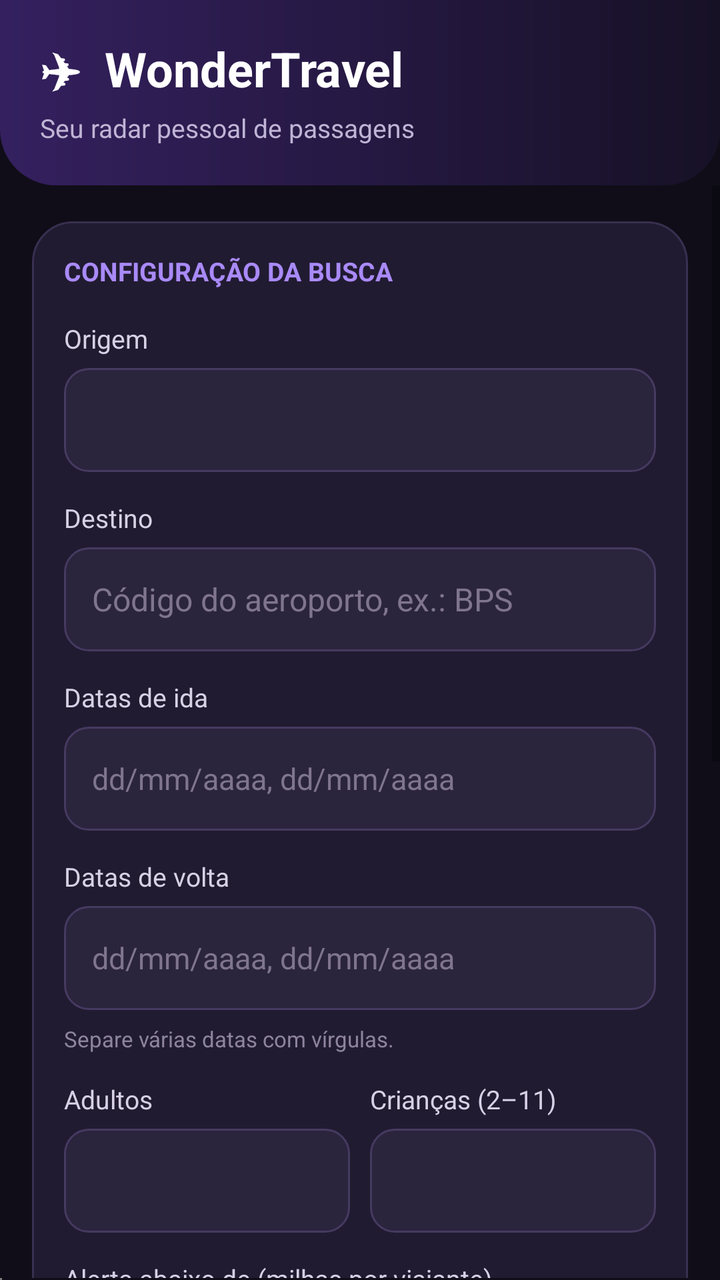
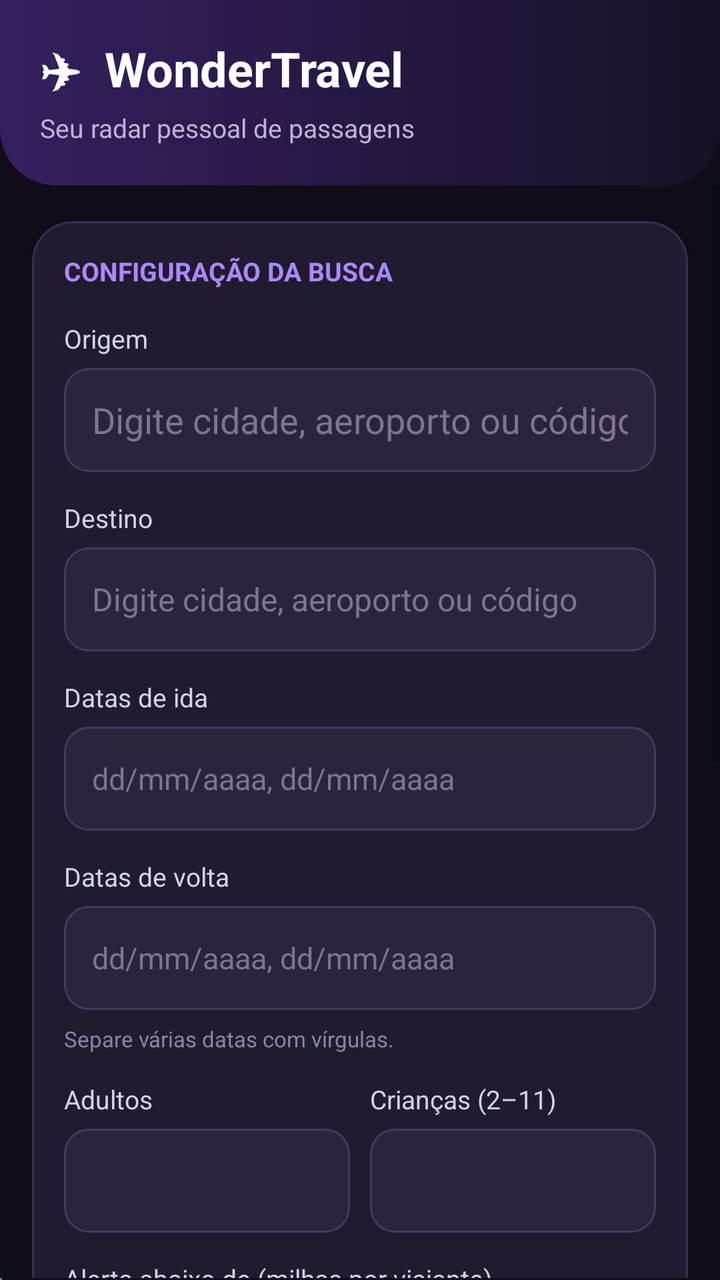

Compare the two renders of this Android layout. The source of the first and the diff that turns it into the second are given below.
<!-- AndroidManifest.xml: application theme android:Theme.Material.Light.NoActionBar -->
<!-- res/layout/activity_main.xml -->
<?xml version="1.0" encoding="utf-8"?>
<LinearLayout xmlns:android="http://schemas.android.com/apk/res/android"
    android:layout_width="match_parent"
    android:layout_height="match_parent"
    android:orientation="vertical"
    android:background="#100D18">

    <LinearLayout
        android:layout_width="match_parent"
        android:layout_height="wrap_content"
        android:background="@drawable/bg_header"
        android:orientation="vertical">

        <TextView
            android:layout_width="match_parent"
            android:layout_height="wrap_content"
            android:text="✈  WonderTravel"
            android:textColor="#FFFFFF"
            android:textSize="24sp"
            android:textStyle="bold" />

        <TextView
            android:layout_width="match_parent"
            android:layout_height="wrap_content"
            android:layout_marginTop="4dp"
            android:text="Seu radar pessoal de passagens"
            android:textColor="#BFB4D5"
            android:textSize="13sp" />
    </LinearLayout>

    <ScrollView
        android:layout_width="match_parent"
        android:layout_height="0dp"
        android:layout_weight="1"
        android:clipToPadding="false"
        android:fillViewport="true">

        <LinearLayout
            android:layout_width="match_parent"
            android:layout_height="wrap_content"
            android:orientation="vertical"
            android:paddingHorizontal="16dp"
            android:paddingTop="18dp"
            android:paddingBottom="28dp">

            <LinearLayout
                android:layout_width="match_parent"
                android:layout_height="wrap_content"
                android:background="@drawable/bg_card"
                android:orientation="vertical">

                <TextView
                    android:layout_width="match_parent"
                    android:layout_height="wrap_content"
                    android:text="CONFIGURAÇÃO DA BUSCA"
                    android:textColor="#A98AF8"
                    android:textSize="13sp"
                    android:textStyle="bold" />

                <TextView
                    android:layout_width="wrap_content"
                    android:layout_height="wrap_content"
                    android:layout_marginTop="16dp"
                    android:text="Origem"
                    android:textColor="#D8D1E5"
                    android:textSize="13sp" />

                <Spinner
                    android:id="@+id/originMode"
                    android:layout_width="match_parent"
                    android:layout_height="52dp"
                    android:layout_marginTop="6dp"
                    android:background="@drawable/bg_input"
                    android:paddingHorizontal="12dp" />

                <TextView
                    android:layout_width="wrap_content"
                    android:layout_height="wrap_content"
                    android:layout_marginTop="14dp"
                    android:text="Destino"
                    android:textColor="#D8D1E5"
                    android:textSize="13sp" />

                <EditText
                    android:id="@+id/destination"
                    android:layout_width="match_parent"
                    android:layout_height="52dp"
                    android:layout_marginTop="6dp"
                    android:background="@drawable/bg_input"
                    android:hint="Código do aeroporto, ex.: BPS"
                    android:inputType="textCapCharacters"
                    android:maxLength="3"
                    android:paddingHorizontal="14dp"
                    android:textColor="#FFFFFF"
                    android:textColorHint="#80758F"
                    android:textSize="16sp" />

                <TextView
                    android:layout_width="wrap_content"
                    android:layout_height="wrap_content"
                    android:layout_marginTop="14dp"
                    android:text="Datas de ida"
                    android:textColor="#D8D1E5"
                    android:textSize="13sp" />

                <EditText
                    android:id="@+id/outboundDates"
                    android:layout_width="match_parent"
                    android:layout_height="52dp"
                    android:layout_marginTop="6dp"
                    android:background="@drawable/bg_input"
                    android:hint="dd/mm/aaaa, dd/mm/aaaa"
                    android:inputType="text"
                    android:paddingHorizontal="14dp"
                    android:textColor="#FFFFFF"
                    android:textColorHint="#80758F"
                    android:textSize="15sp" />

                <TextView
                    android:layout_width="wrap_content"
                    android:layout_height="wrap_content"
                    android:layout_marginTop="14dp"
                    android:text="Datas de volta"
                    android:textColor="#D8D1E5"
                    android:textSize="13sp" />

                <EditText
                    android:id="@+id/returnDates"
                    android:layout_width="match_parent"
                    android:layout_height="52dp"
                    android:layout_marginTop="6dp"
                    android:background="@drawable/bg_input"
                    android:hint="dd/mm/aaaa, dd/mm/aaaa"
                    android:inputType="text"
                    android:paddingHorizontal="14dp"
                    android:textColor="#FFFFFF"
                    android:textColorHint="#80758F"
                    android:textSize="15sp" />

                <TextView
                    android:layout_width="match_parent"
                    android:layout_height="wrap_content"
                    android:layout_marginTop="7dp"
                    android:text="Separe várias datas com vírgulas."
                    android:textColor="#8E849E"
                    android:textSize="11sp" />

                <LinearLayout
                    android:layout_width="match_parent"
                    android:layout_height="wrap_content"
                    android:layout_marginTop="14dp"
                    android:orientation="horizontal">

                    <LinearLayout
                        android:layout_width="0dp"
                        android:layout_height="wrap_content"
                        android:layout_weight="1"
                        android:orientation="vertical">

                        <TextView
                            android:layout_width="wrap_content"
                            android:layout_height="wrap_content"
                            android:text="Adultos"
                            android:textColor="#D8D1E5"
                            android:textSize="13sp" />

                        <EditText
                            android:id="@+id/adults"
                            android:layout_width="match_parent"
                            android:layout_height="52dp"
                            android:layout_marginTop="6dp"
                            android:background="@drawable/bg_input"
                            android:inputType="number"
                            android:paddingHorizontal="14dp"
                            android:textColor="#FFFFFF" />
                    </LinearLayout>

                    <LinearLayout
                        android:layout_width="0dp"
                        android:layout_height="wrap_content"
                        android:layout_marginStart="10dp"
                        android:layout_weight="1"
                        android:orientation="vertical">

                        <TextView
                            android:layout_width="wrap_content"
                            android:layout_height="wrap_content"
                            android:text="Crianças (2–11)"
                            android:textColor="#D8D1E5"
                            android:textSize="13sp" />

                        <EditText
                            android:id="@+id/children"
                            android:layout_width="match_parent"
                            android:layout_height="52dp"
                            android:layout_marginTop="6dp"
                            android:background="@drawable/bg_input"
                            android:inputType="number"
                            android:paddingHorizontal="14dp"
                            android:textColor="#FFFFFF" />
                    </LinearLayout>
                </LinearLayout>

                <TextView
                    android:layout_width="wrap_content"
                    android:layout_height="wrap_content"
                    android:layout_marginTop="14dp"
                    android:text="Alerta abaixo de (milhas por viajante)"
                    android:textColor="#D8D1E5"
                    android:textSize="13sp" />

                <EditText
                    android:id="@+id/targetMiles"
                    android:layout_width="match_parent"
                    android:layout_height="52dp"
                    android:layout_marginTop="6dp"
                    android:background="@drawable/bg_input"
                    android:hint="Ex.: 31000"
                    android:inputType="number"
                    android:paddingHorizontal="14dp"
                    android:textColor="#FFFFFF"
                    android:textColorHint="#80758F" />

                <TextView
                    android:layout_width="wrap_content"
                    android:layout_height="wrap_content"
                    android:layout_marginTop="14dp"
                    android:text="Intervalo das verificações (minutos)"
                    android:textColor="#D8D1E5"
                    android:textSize="13sp" />

                <EditText
                    android:id="@+id/intervalMinutes"
                    android:layout_width="match_parent"
                    android:layout_height="52dp"
                    android:layout_marginTop="6dp"
                    android:background="@drawable/bg_input"
                    android:hint="Mínimo: 15"
                    android:inputType="number"
                    android:paddingHorizontal="14dp"
                    android:textColor="#FFFFFF"
                    android:textColorHint="#80758F" />
            </LinearLayout>

            <Button
                android:id="@+id/saveConfig"
                android:layout_width="match_parent"
                android:layout_height="54dp"
                android:layout_marginTop="14dp"
                android:backgroundTint="#7B4DFF"
                android:text="Salvar configuração"
                android:textAllCaps="false"
                android:textColor="#FFFFFF"
                android:textStyle="bold" />

            <Button
                android:id="@+id/testSearch"
                android:layout_width="match_parent"
                android:layout_height="54dp"
                android:layout_marginTop="6dp"
                android:backgroundTint="#2B243D"
                android:text="Verificar agora"
                android:textAllCaps="false"
                android:textColor="#E8E1F3" />

            <LinearLayout
                android:layout_width="match_parent"
                android:layout_height="wrap_content"
                android:layout_marginTop="6dp"
                android:orientation="horizontal">

                <Button
                    android:id="@+id/startMonitor"
                    android:layout_width="0dp"
                    android:layout_height="54dp"
                    android:layout_weight="1"
                    android:backgroundTint="#FF6B35"
                    android:text="Ativar monitor"
                    android:textAllCaps="false"
                    android:textColor="#FFFFFF"
                    android:textStyle="bold" />

                <Button
                    android:id="@+id/stopMonitor"
                    android:layout_width="0dp"
                    android:layout_height="54dp"
                    android:layout_marginStart="8dp"
                    android:layout_weight="1"
                    android:backgroundTint="#332B45"
                    android:text="Parar"
                    android:textAllCaps="false"
                    android:textColor="#CFC6DC" />
            </LinearLayout>

            <TextView
                android:layout_width="match_parent"
                android:layout_height="wrap_content"
                android:layout_marginTop="22dp"
                android:text="STATUS DO MONITOR"
                android:textColor="#A98AF8"
                android:textSize="12sp"
                android:textStyle="bold" />

            <TextView
                android:id="@+id/status"
                android:layout_width="match_parent"
                android:layout_height="wrap_content"
                android:layout_marginTop="7dp"
                android:background="@drawable/bg_results"
                android:minHeight="56dp"
                android:padding="14dp"
                android:text="Configure sua busca para começar."
                android:textColor="#E9E2F3"
                android:textSize="13sp" />

            <TextView
                android:id="@+id/resultsTitle"
                android:layout_width="match_parent"
                android:layout_height="wrap_content"
                android:layout_marginTop="22dp"
                android:text="ÚLTIMOS RESULTADOS"
                android:textColor="#A98AF8"
                android:textSize="12sp"
                android:textStyle="bold"
                android:visibility="gone" />

            <LinearLayout
                android:id="@+id/resultsTable"
                android:layout_width="match_parent"
                android:layout_height="wrap_content"
                android:layout_marginTop="8dp"
                android:orientation="vertical"
                android:visibility="gone" />

            <TextView
                android:id="@+id/bestMatchTitle"
                android:layout_width="match_parent"
                android:layout_height="wrap_content"
                android:layout_marginTop="22dp"
                android:text="MELHOR MATCH"
                android:textColor="#A98AF8"
                android:textSize="12sp"
                android:textStyle="bold"
                android:visibility="gone" />

            <LinearLayout
                android:id="@+id/bestMatchContainer"
                android:layout_width="match_parent"
                android:layout_height="wrap_content"
                android:layout_marginTop="8dp"
                android:orientation="vertical"
                android:visibility="gone" />
        </LinearLayout>
    </ScrollView>

    <WebView
        android:id="@+id/webView"
        android:layout_width="1dp"
        android:layout_height="1dp" />
</LinearLayout>
<!-- resources referenced by this layout -->
<resources>
  <!-- drawable bg_card (drawable) -->
  <?xml version="1.0" encoding="utf-8"?>
  <shape xmlns:android="http://schemas.android.com/apk/res/android" android:shape="rectangle">
      <solid android:color="#211B31" />
      <stroke android:width="1dp" android:color="#392F50" />
      <corners android:radius="20dp" />
      <padding android:left="16dp" android:top="16dp" android:right="16dp" android:bottom="16dp" />
  </shape>
  <!-- drawable bg_header (drawable) -->
  <?xml version="1.0" encoding="utf-8"?>
  <shape xmlns:android="http://schemas.android.com/apk/res/android" android:shape="rectangle">
      <gradient android:angle="0" android:startColor="#34205F" android:endColor="#171126" />
      <corners android:bottomLeftRadius="28dp" android:bottomRightRadius="28dp" />
      <padding android:left="20dp" android:top="18dp" android:right="20dp" android:bottom="20dp" />
  </shape>
  <!-- drawable bg_input (drawable) -->
  <?xml version="1.0" encoding="utf-8"?>
  <shape xmlns:android="http://schemas.android.com/apk/res/android" android:shape="rectangle">
      <solid android:color="#2B243D" />
      <stroke android:width="1dp" android:color="#463A61" />
      <corners android:radius="12dp" />
      <padding android:left="12dp" android:top="4dp" android:right="12dp" android:bottom="4dp" />
  </shape>
  <!-- drawable bg_results (drawable) -->
  <?xml version="1.0" encoding="utf-8"?>
  <shape xmlns:android="http://schemas.android.com/apk/res/android" android:shape="rectangle">
      <gradient android:angle="315" android:startColor="#2A213E" android:endColor="#1B1728" />
      <stroke android:width="1dp" android:color="#4A3C69" />
      <corners android:radius="18dp" />
      <padding android:left="16dp" android:top="16dp" android:right="16dp" android:bottom="16dp" />
  </shape>
</resources>

<!-- the commit's change to res/layout/activity_main.xml (unified diff, before → after) -->
@@ -65,13 +65,19 @@
                     android:textColor="#D8D1E5"
                     android:textSize="13sp" />
 
-                <Spinner
+                <AutoCompleteTextView
                     android:id="@+id/originMode"
                     android:layout_width="match_parent"
                     android:layout_height="52dp"
                     android:layout_marginTop="6dp"
                     android:background="@drawable/bg_input"
-                    android:paddingHorizontal="12dp" />
+                    android:completionThreshold="1"
+                    android:hint="Digite cidade, aeroporto ou código"
+                    android:inputType="textCapSentences"
+                    android:paddingHorizontal="14dp"
+                    android:singleLine="true"
+                    android:textColor="#FFFFFF"
+                    android:textColorHint="#80758F" />
 
                 <TextView
                     android:layout_width="wrap_content"
@@ -81,17 +87,18 @@
                     android:textColor="#D8D1E5"
                     android:textSize="13sp" />
 
-                <EditText
+                <AutoCompleteTextView
                     android:id="@+id/destination"
                     android:layout_width="match_parent"
                     android:layout_height="52dp"
                     android:layout_marginTop="6dp"
                     android:background="@drawable/bg_input"
-                    android:hint="Código do aeroporto, ex.: BPS"
-                    android:inputType="textCapCharacters"
-                    android:maxLength="3"
-                    android:paddingHorizontal="14dp"
-                    android:textColor="#FFFFFF"
+                    android:completionThreshold="1"
+                    android:hint="Digite cidade, aeroporto ou código"
+                    android:inputType="textCapSentences"
+                    android:paddingHorizontal="14dp"
+                    android:textColor="#FFFFFF"
+                    android:singleLine="true"
                     android:textColorHint="#80758F"
                     android:textSize="16sp" />
 
